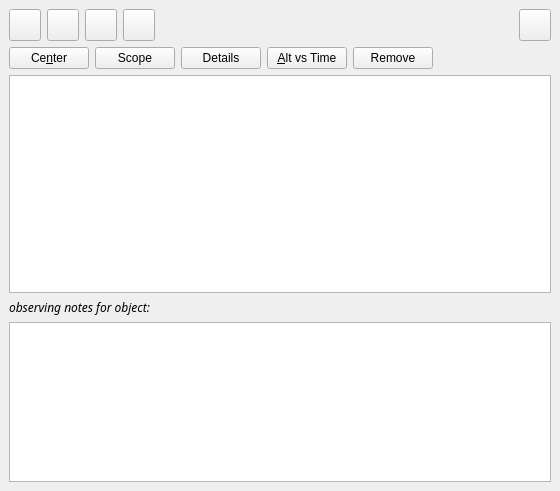
KDE/kstars, file kstars/tools/observinglist.ui: the form before one commit.
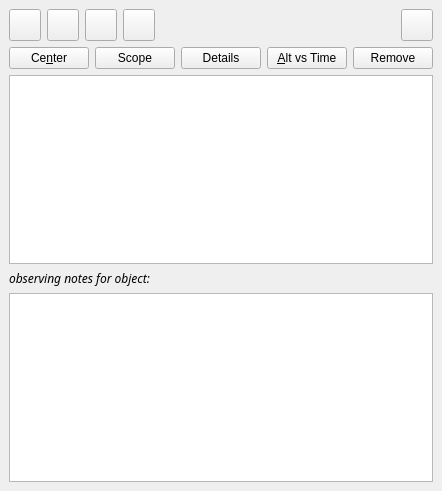
The form after the commit. Custom widgets are drawn as their Qt base class.

Commit message:
Disable the MiniButton until I can figure out how to resize the window in response to its content.  This has been really frustrating, and I am no closer to a solution.
Better usability when selecting zero or >1 objects.  Don't show an
object name in the "NotesLabel", and clear the "NotesEdit" box.

Diff of the .ui file:
```diff
--- a/kstars/tools/observinglist.ui
+++ b/kstars/tools/observinglist.ui
@@ -5,7 +5,7 @@
    <rect>
     <x>0</x>
     <y>0</y>
-    <width>560</width>
+    <width>415</width>
     <height>491</height>
    </rect>
   </property>
@@ -176,7 +176,7 @@
        </property>
        <property name="sizeHint" >
         <size>
-         <width>350</width>
+         <width>40</width>
          <height>20</height>
         </size>
        </property>
@@ -356,9 +356,6 @@
      <property name="editTriggers" >
       <set>QAbstractItemView::NoEditTriggers</set>
      </property>
-     <property name="alternatingRowColors" >
-      <bool>true</bool>
-     </property>
      <property name="selectionBehavior" >
       <enum>QAbstractItemView::SelectRows</enum>
      </property>
@@ -398,29 +395,7 @@
     </widget>
    </item>
    <item>
-    <widget class="KTextEdit" name="NotesEdit" >
-     <property name="sizePolicy" >
-      <sizepolicy vsizetype="Preferred" hsizetype="Preferred" >
-       <horstretch>0</horstretch>
-       <verstretch>1</verstretch>
-      </sizepolicy>
-     </property>
-     <property name="minimumSize" >
-      <size>
-       <width>0</width>
-       <height>100</height>
-      </size>
-     </property>
-     <property name="maximumSize" >
-      <size>
-       <width>32767</width>
-       <height>160</height>
-      </size>
-     </property>
-     <property name="whatsThis" >
-      <string>Your observing notes for the highlighted object</string>
-     </property>
-    </widget>
+    <widget class="KTextEdit" name="NotesEditt" />
    </item>
   </layout>
  </widget>
```
The commit also changes 1 other file.
